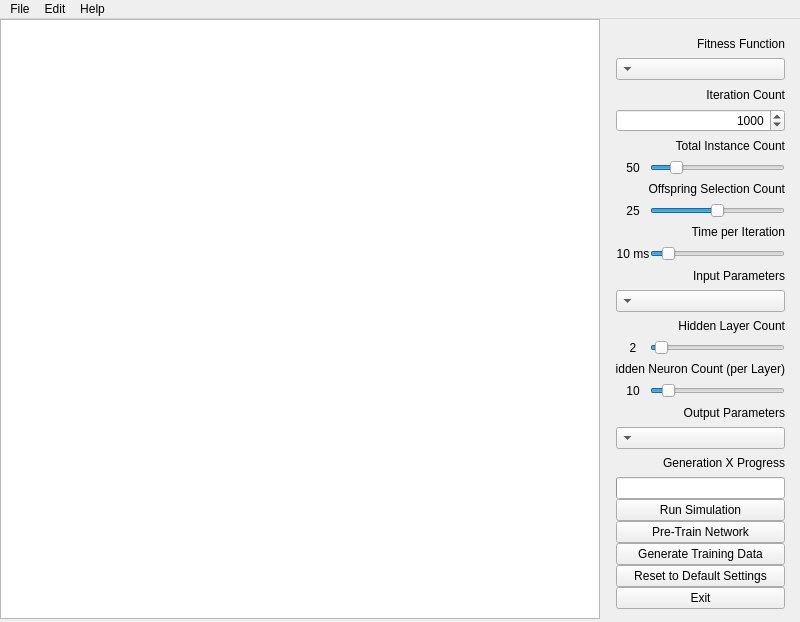
Before: the Qt Designer form shipyard/mainwindow.ui in terratenff/yrn-eavat-zrff, drawn with Qt 5.
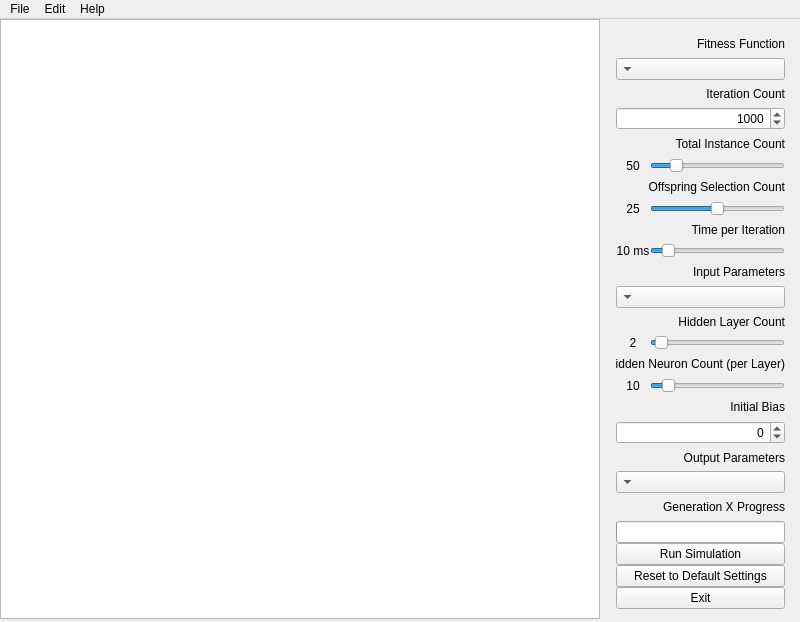
After: the same form once the commit is applied.

Commit message: Introduced bias and deleted options to generate data and pre-train networks (for now)

```diff
--- a/shipyard/mainwindow.ui
+++ b/shipyard/mainwindow.ui
@@ -461,6 +461,44 @@
          </item>
         </layout>
        </item>
+       <item>
+        <widget class="QLabel" name="labelBias">
+         <property name="enabled">
+          <bool>true</bool>
+         </property>
+         <property name="text">
+          <string>Initial Bias</string>
+         </property>
+         <property name="alignment">
+          <set>Qt::AlignRight|Qt::AlignTrailing|Qt::AlignVCenter</set>
+         </property>
+         <property name="margin">
+          <number>5</number>
+         </property>
+        </widget>
+       </item>
+       <item>
+        <widget class="QSpinBox" name="sliderBias">
+         <property name="alignment">
+          <set>Qt::AlignRight|Qt::AlignTrailing|Qt::AlignVCenter</set>
+         </property>
+         <property name="buttonSymbols">
+          <enum>QAbstractSpinBox::UpDownArrows</enum>
+         </property>
+         <property name="minimum">
+          <number>-10000</number>
+         </property>
+         <property name="maximum">
+          <number>10000</number>
+         </property>
+         <property name="singleStep">
+          <number>1</number>
+         </property>
+         <property name="value">
+          <number>0</number>
+         </property>
+        </widget>
+       </item>
        <item>
         <widget class="QLabel" name="labelOutput">
          <property name="enabled">
@@ -545,20 +583,6 @@
          </property>
         </widget>
        </item>
-       <item>
-        <widget class="QPushButton" name="buttonTrain">
-         <property name="text">
-          <string>Pre-Train Network</string>
-         </property>
-        </widget>
-       </item>
-       <item>
-        <widget class="QPushButton" name="buttonGenerate">
-         <property name="text">
-          <string>Generate Training Data</string>
-         </property>
-        </widget>
-       </item>
        <item>
         <widget class="QPushButton" name="buttonReset">
          <property name="text">
```
The commit also changes 4 other files.
